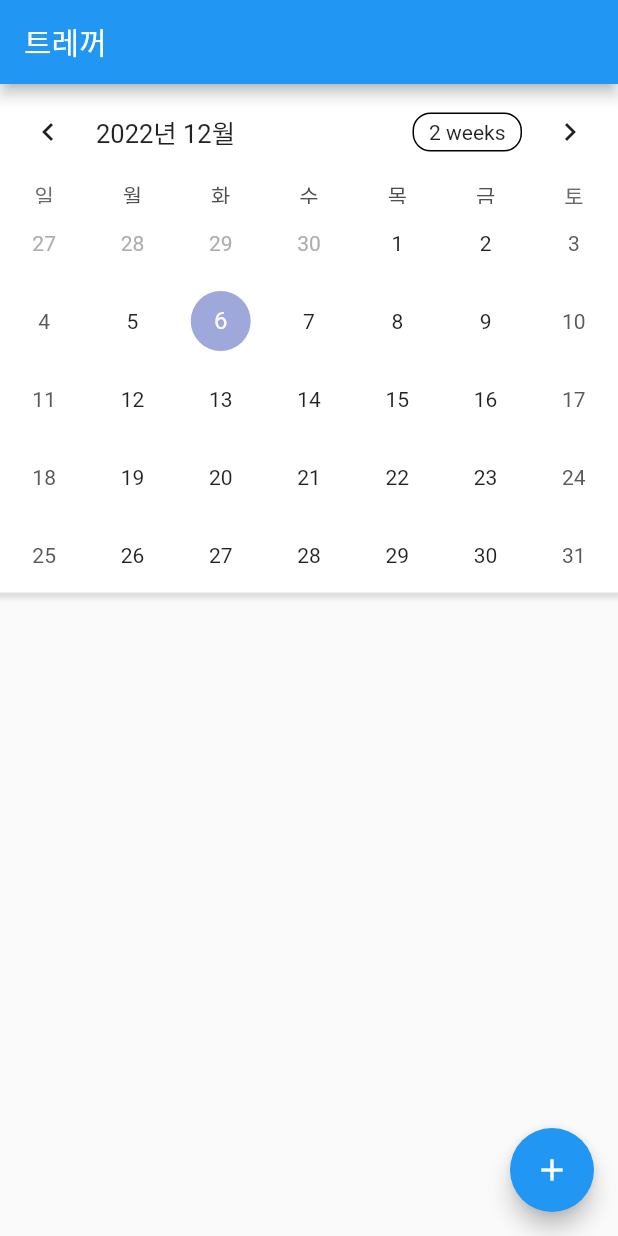
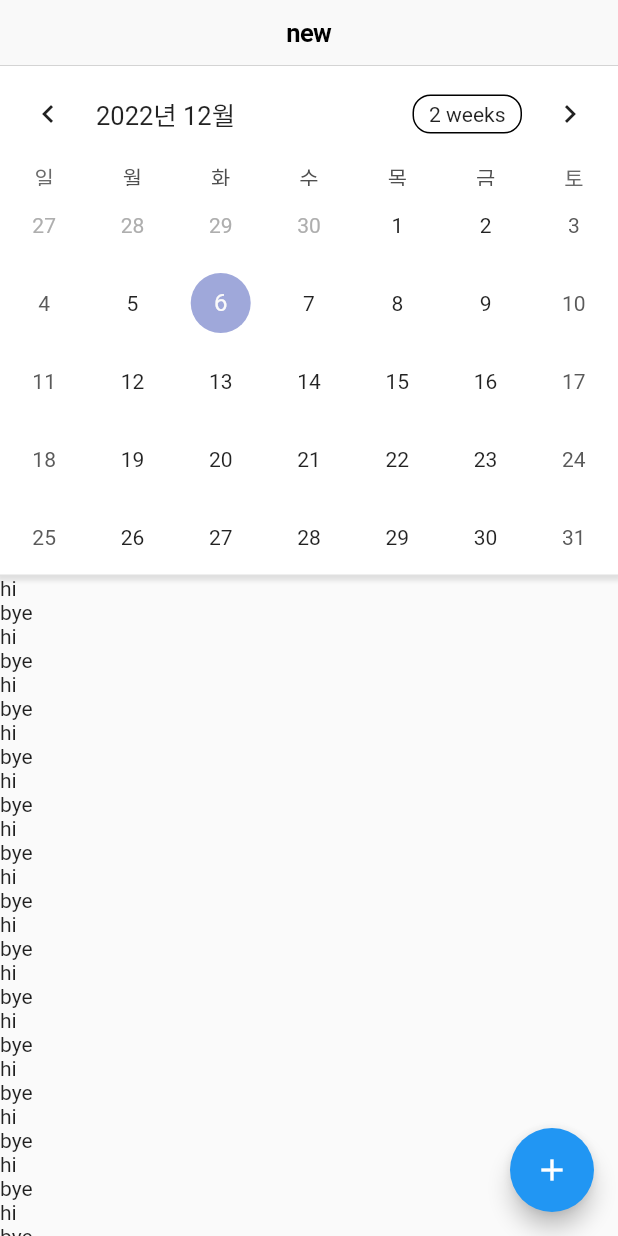
Before and after one commit to vagabondms/time_track, a Flutter app: the screen it shows after launch, on a phone screen of 412 x 824 dp. Run offline on Flutter 3.47's test engine with Material 2 defaults, Android fonts, the phone set to English and light mode, and no system bars; drawn by our look-alikes of sticky_headers, table_calendar.

Commit message:
라우팅 설정

```diff
--- /dev/null
+++ b/lib/config/theme/theme.dart
@@ -0,0 +1,6 @@
+import 'package:flutter/material.dart';
+
+class ThemeConfig {
+  static get light => ThemeData();
+  static get dark => ThemeData();
+}
--- /dev/null
+++ b/lib/config/theme/themeProvider.dart
@@ -0,0 +1,12 @@
+import 'package:flutter/material.dart';
+
+import 'theme.dart';
+
+class ThemeProvider extends ChangeNotifier {
+  ThemeData _theme = ThemeConfig.light;
+  ThemeData get theme => _theme;
+  set theme(ThemeData theme) {
+    _theme = theme;
+    notifyListeners();
+  }
+}
--- a/lib/main.dart
+++ b/lib/main.dart
@@ -1,8 +1,9 @@
 import 'package:flutter/material.dart';
 import 'package:flutter/services.dart';
 import 'package:intl/date_symbol_data_local.dart';
+import 'package:provider/provider.dart';
+import 'package:time_tracking/config/theme/themeProvider.dart';
 import 'package:time_tracking/presentation/screens/home_screen.dart';
-import 'package:time_tracking/presentation/screens/statistics_screen.dart';
 
 void main() async {
   WidgetsFlutterBinding.ensureInitialized();
@@ -20,34 +21,11 @@ class MyApp extends StatelessWidget {
   // This widget is the root of your application.
   @override
   Widget build(BuildContext context) {
-    return const MaterialApp(
-      home: _Main(),
+    return ChangeNotifierProvider(
+      create: (context) => ThemeProvider(),
+      child: const MaterialApp(
+        home: HomeScreen(),
+      ),
     );
   }
 }
-
-class _Main extends StatefulWidget {
-  const _Main({Key? key}) : super(key: key);
-
-  @override
-  State<_Main> createState() => _MainState();
-}
-
-class _MainState extends State<_Main> {
-  int _currentIndex = 0;
-
-  final List<Widget> screens = const <Widget>[
-    HomeScreen(),
-    SettingsScreen(),
-  ];
-
-  @override
-  Widget build(BuildContext context) {
-    return Scaffold(
-      appBar: AppBar(
-        title: const Text('트레꺼'),
-      ),
-      body: screens[_currentIndex],
-    );
-  }
-}
--- a/lib/presentation/screens/home_screen.dart
+++ b/lib/presentation/screens/home_screen.dart
@@ -1,7 +1,9 @@
 import 'package:flutter/cupertino.dart';
 import 'package:flutter/material.dart';
+import 'package:sticky_headers/sticky_headers.dart';
 import 'package:table_calendar/table_calendar.dart';
-import 'package:time_tracking/presentation/screens/new_task_screen.dart';
+
+import 'new_task_screen.dart';
 
 class HomeScreen extends StatefulWidget {
   const HomeScreen({Key? key}) : super(key: key);
@@ -10,7 +12,7 @@ class HomeScreen extends StatefulWidget {
   State<HomeScreen> createState() => _HomeScreenState();
 }
 
-class _HomeScreenState extends State<HomeScreen> {
+class _HomeScreenState extends State<HomeScreen> with TickerProviderStateMixin {
   DateTime _selectedDay = DateTime.now();
 
   void onDaySelected(DateTime selectedDay, DateTime focusedDay) {
@@ -19,41 +21,46 @@ class _HomeScreenState extends State<HomeScreen> {
     });
   }
 
+  late final AnimationController _controller =
+      AnimationController(vsync: this, duration: Duration(milliseconds: 300));
+
   @override
   Widget build(BuildContext context) {
-    return Scaffold(
+    return ScaleTransition(
+      scale: Tween(begin: 1.0, end: 0.9).animate(_controller),
+      child: Scaffold(
+        appBar: CupertinoNavigationBar(
+          middle: Text('new'),
+        ),
         floatingActionButton: FloatingActionButton(
           onPressed: () {
             showGeneralDialog(
                 context: context,
-            pageBuilder: (context, animation, secondaryAnimation) {
-              /// This is the simplest use case for [CupertinoFullscreenDialogTransition]
-              /// This provides the slide up and slide down transition effects
-              return CupertinoFullscreenDialogTransition(
-                primaryRouteAnimation: animation,
-                secondaryRouteAnimation: secondaryAnimation,
-
-                /// Content of your dialog
-                child: const NewTaskScreen(),
-                linearTransition: true,
-              );
+                pageBuilder: (
+                  BuildContext context,
+                  Animation<double> animation,
+                  Animation<double> secondaryAnimation,
+                ) {
+                  return NewTaskScreen();
                 },
-            transitionBuilder: (context, animation, secondaryAnimation, child) {
+                transitionBuilder: (
+                  BuildContext context,
+                  Animation<double> animation,
+                  Animation<double> secondaryAnimation,
+                  child,
+                ) {
                   const begin = Offset(0.0, 1.0);
-              const end = Offset.zero;
+                  const end = Offset(0.0, 0.0);
                   const curve = Curves.ease;
-
-              final tween = Tween(begin: begin, end: end);
-              final curvedAnimation = CurveTween(curve: curve);
-
-              final transition = tween.chain(curvedAnimation);
+                  final tween = Tween(begin: begin, end: end)
+                      .chain(CurveTween(curve: curve));
+                  _controller.animateTo(animation.value);
 
                   return SlideTransition(
-                position: animation.drive(transition),
+                    position: tween.animate(animation),
                     child: child,
                   );
-            },
-          );
+                });
           },
           child: const Icon(Icons.add),
         ),
@@ -86,14 +93,33 @@ class _HomeScreenState extends State<HomeScreen> {
               thickness: 1,
             ),
             Expanded(
-              child: SingleChildScrollView(
-            child: Padding(
-              padding: const EdgeInsets.symmetric(
-                vertical: 8,
+              child: ListView.builder(
+                itemBuilder: (BuildContext context, int index) {
+                  return GestureDetector(
+                    onTap: () {
+                      Navigator.of(context).push(
+                        CupertinoPageRoute(
+                          builder: (BuildContext context) => Scaffold(
+                            appBar: CupertinoNavigationBar(),
+                            body: Container(),
                           ),
                         ),
-          )),
+                      );
+                    },
+                    child: StickyHeader(
+                      header: Container(
+                        child: Text('hi'),
+                      ),
+                      content: Container(
+                        child: Text('bye'),
+                      ),
+                    ),
+                  );
+                },
+              ),
+            ),
           ],
+        ),
       ),
     );
   }
--- a/pubspec.yaml
+++ b/pubspec.yaml
@@ -37,6 +37,8 @@ dependencies:
   # Use with the CupertinoIcons class for iOS style icons.
   cupertino_icons: ^1.0.2
   table_calendar: ^3.0.8
+  sticky_headers: ^0.3.0+2
+  provider: ^6.0.4
   intl: ^0.17.0
 
 dev_dependencies:
```
Also changed, not shown: lib/presentation/screens/new_task_screen.dart (+6 -2 lines), lib/widgets/task.dart (added, +49 -0 lines), pubspec.lock, 1 other file. Lines whose indentation alone changed are shown as unchanged.
